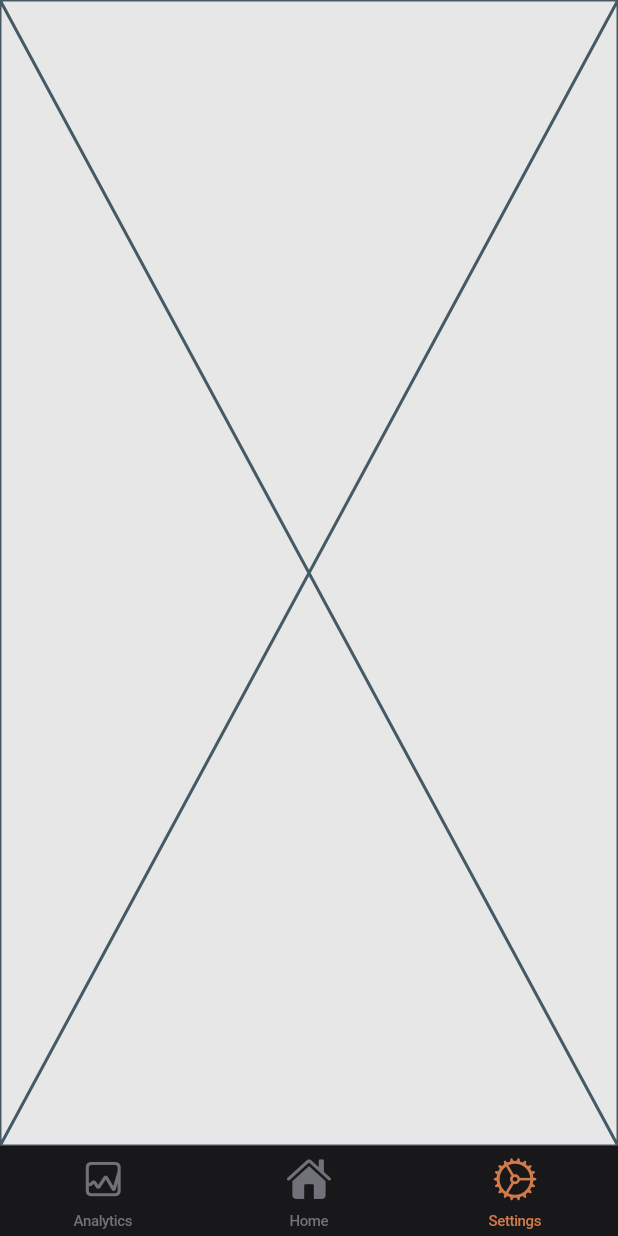
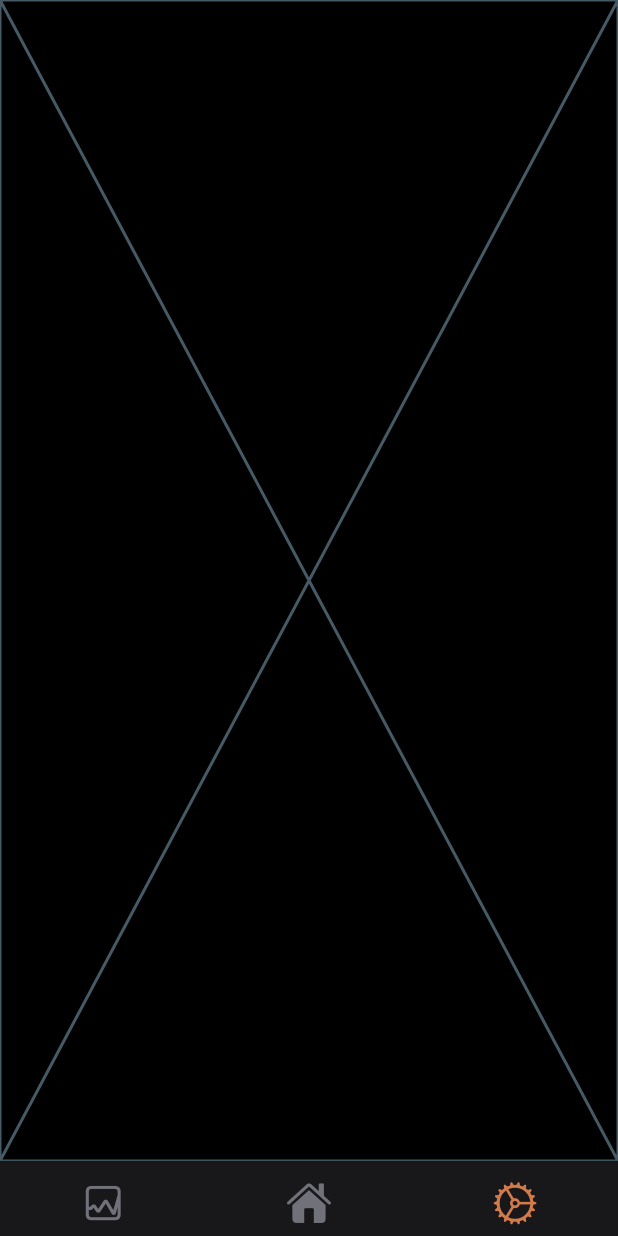
Before and after one commit to prithishshan/myoverse_app, a Flutter app: the screen it shows after launch, item 3 of the bottom bar chosen, on a phone screen of 412 x 824 dp. Run offline on Flutter 3.47's test engine with Material 3 defaults, Android fonts, the phone set to English and light mode, and no system bars; our stand-ins replace flutter_blue_plus, get, permission_handler; missing offline and left inert: flutter_scene.

Commit message:
latest working

```diff
--- a/app/lib/controllers/bluetooth_controller.dart
+++ b/app/lib/controllers/bluetooth_controller.dart
@@ -79,7 +79,7 @@ class BluetoothController extends GetxController {
       await device.connect();
       connectedDevice.value = device;
       isConnected.value = true;
-      device.services
+      // device.services
       Get.log("Connected to ${device.platformName}");
     } catch (e) {
       Get.snackbar("Error", e.toString());
--- /dev/null
+++ b/app/lib/controllers/settings_controller.dart
@@ -0,0 +1,40 @@
+import 'package:flutter/cupertino.dart';
+import 'package:flutter/material.dart';
+import 'package:get/get.dart';
+
+class SettingsController extends GetxController {
+  // Define themes
+  static const CupertinoThemeData darkTheme = CupertinoThemeData(
+    brightness: Brightness.dark,
+    scaffoldBackgroundColor: Colors.black,
+    barBackgroundColor: Colors.black,
+    primaryColor: Color(0xFFD17A4A), // accentColor from App design
+    textTheme: CupertinoTextThemeData(
+      textStyle: TextStyle(color: Colors.white),
+    ),
+  );
+
+  static const CupertinoThemeData lightTheme = CupertinoThemeData(
+    brightness: Brightness.light,
+    scaffoldBackgroundColor: CupertinoColors.systemBackground,
+    barBackgroundColor: CupertinoColors.systemBackground,
+    primaryColor: Color(0xFFD17A4A),
+  );
+
+  // Observable theme
+  final Rx<CupertinoThemeData> currentTheme = darkTheme.obs;
+
+  // Toggle theme
+  void toggleTheme() {
+    if (currentTheme.value.brightness == Brightness.dark) {
+      currentTheme.value = lightTheme;
+    } else {
+      currentTheme.value = darkTheme;
+    }
+  }
+
+  // Explicitly set theme
+  void setTheme(bool isDark) {
+    currentTheme.value = isDark ? darkTheme : lightTheme;
+  }
+}
--- a/app/lib/main.dart
+++ b/app/lib/main.dart
@@ -1,7 +1,7 @@
 import 'package:flutter/cupertino.dart';
 import 'package:get/get.dart';
 import 'package:app/routes/app_pages.dart';
-
+import 'package:app/controllers/settings_controller.dart';
 
 void main() {
   runApp(const MyApp());
@@ -12,11 +12,15 @@ class MyApp extends StatelessWidget {
 
   @override
   Widget build(BuildContext context) {
-    return GetCupertinoApp(
-      title: 'Myo App',
-      theme: const CupertinoThemeData(),
-      initialRoute: AppPages.initial,
-      getPages: AppPages.routes,
+    final SettingsController settingsController = Get.put(SettingsController());
+
+    return Obx(
+      () => GetCupertinoApp(
+        title: 'Myo App',
+        theme: settingsController.currentTheme.value,
+        initialRoute: AppPages.initial,
+        getPages: AppPages.routes,
+      ),
     );
   }
 }
--- a/app/lib/pages/main/main_page.dart
+++ b/app/lib/pages/main/main_page.dart
@@ -20,19 +20,25 @@ class MainPage extends StatelessWidget {
         backgroundColor: const Color(0xFF18181B), // surfaceColor
         activeColor: const Color(0xFFD17A4A), // accentColor
         inactiveColor: const Color(0xFF71717A), // subtextColor
-        height: 60,
+        height: 50,
         items: const [
           BottomNavigationBarItem(
-            icon: Icon(CupertinoIcons.graph_square),
-            label: 'Analytics',
+            icon: Padding(
+              padding: EdgeInsets.only(top: 10.0),
+              child: Icon(CupertinoIcons.graph_square),
+            ),
           ),
           BottomNavigationBarItem(
-            icon: Icon(CupertinoIcons.house_fill),
-            label: 'Home',
+            icon: Padding(
+              padding: EdgeInsets.only(top: 10.0),
+              child: Icon(CupertinoIcons.house_fill),
+            ),
           ),
           BottomNavigationBarItem(
-            icon: Icon(CupertinoIcons.settings),
-            label: 'Settings',
+            icon: Padding(
+              padding: EdgeInsets.only(top: 10.0),
+              child: Icon(CupertinoIcons.settings),
+            ),
           ),
         ],
       ),
```
Also changed, not shown: app/hook/build.dart (deleted, +0 -12 lines), app/lib/pages/home/home_page.dart (+44 -16 lines), app/lib/pages/patch_placement/patch_placement_page.dart (+12 -3 lines), app/lib/pages/sensor_readout/sensor_readout_page.dart (+26 -26 lines).
